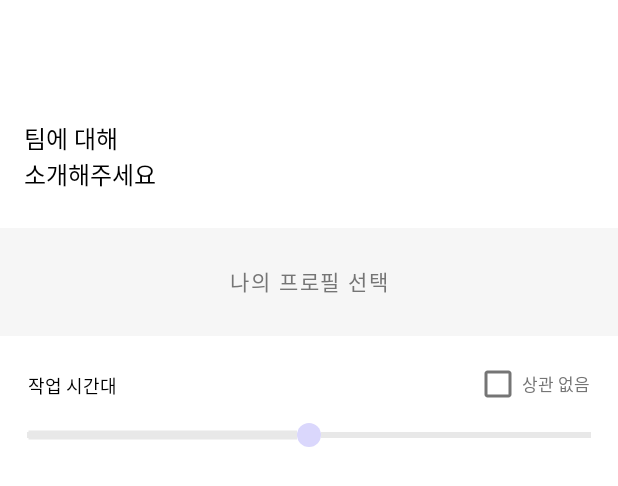
After one commit to team-timmo/timmo-android, an Android app: the layout activity_timmo_write4.xml on its own in the app's theme, with its tools: preview values and no code run, on a phone screen of 412 x 824 dp. The commit adds this screen. Shown: the top 486 px of the screen. Run offline under Robolectric (Android 15) with nearby library versions, the phone set to English and light mode, and no system bars.

Commit message:
feat: write3, 4, 5 xml 추가

```diff
--- a/app/src/main/java/com/sys/timmo/presentation/write/TimmoWriteActivity2.kt
+++ b/app/src/main/java/com/sys/timmo/presentation/write/TimmoWriteActivity4.kt
@@ -4,9 +4,9 @@ import androidx.appcompat.app.AppCompatActivity
 import android.os.Bundle
 import com.sys.timmo.R
 
-class TimmoWriteActivity2 : AppCompatActivity() {
+class TimmoWriteActivity4 : AppCompatActivity() {
     override fun onCreate(savedInstanceState: Bundle?) {
         super.onCreate(savedInstanceState)
-        setContentView(R.layout.activity_timmo_write2)
+        setContentView(R.layout.activity_timmo_write4)
     }
 }
--- /dev/null
+++ b/app/src/main/res/drawable/bg_seekbar_timmo_write4.xml
@@ -0,0 +1,28 @@
+<?xml version="1.0" encoding="utf-8"?>
+
+<layer-list xmlns:android="http://schemas.android.com/apk/res/android">
+    <!--시크바 배경-->
+    <item android:id="@android:id/background">
+        <shape android:shape="line">    <!--선 : 길이6dp -->
+            <stroke android:width="4dp" android:color="@color/black_2" />
+        </shape>
+    </item>
+
+    <!-- 시크바 배경2 -->
+    <item android:id="@android:id/secondaryProgress">
+        <clip>
+            <shape android:shape="line">
+                <stroke android:width="6dp" android:color="@color/black_2" />
+            </shape>
+        </clip>
+    </item>
+
+    <!-- 시크바 프로그래스 -->
+    <item android:id="@android:id/progress" >
+        <clip>
+            <shape android:shape="line">
+                <stroke android:width="6dp" android:color="@color/black_2" />
+            </shape>
+        </clip>
+    </item>
+</layer-list>
--- /dev/null
+++ b/app/src/main/res/drawable/selector_seekbar_thumb_timmo_write4.xml
@@ -0,0 +1,13 @@
+<?xml version="1.0" encoding="utf-8"?>
+<!-- 원모양의 시크바 컨트롤러 -->
+<shape xmlns:android="http://schemas.android.com/apk/res/android"
+    android:shape="oval"
+    android:useLevel="false"  >
+    <!-- 배경 -->
+    <solid
+        android:color="@color/purple_1"/>
+    <!-- 크기 -->
+    <size
+        android:width="16dp"
+        android:height="16dp"/>
+</shape>
--- a/app/src/main/res/layout/activity_sign_up4.xml
+++ b/app/src/main/res/layout/activity_sign_up4.xml
@@ -59,7 +59,7 @@
         android:layout_marginStart="24dp"
         android:layout_marginTop="32dp"
         android:layout_marginEnd="24dp"
-        android:entries="@array/sigungu"
+        android:entries="@array/seoul_sigungu"
         android:minHeight="48dp"
         android:spinnerMode="dropdown"
         android:hint="@string/sign_sigungu"
--- /dev/null
+++ b/app/src/main/res/layout/activity_timmo_write4.xml
@@ -0,0 +1,83 @@
+<?xml version="1.0" encoding="utf-8"?>
+<androidx.constraintlayout.widget.ConstraintLayout xmlns:android="http://schemas.android.com/apk/res/android"
+    xmlns:app="http://schemas.android.com/apk/res-auto"
+    xmlns:tools="http://schemas.android.com/tools"
+    android:layout_width="match_parent"
+    android:layout_height="match_parent"
+    tools:context=".presentation.write.TimmoWriteActivity4">
+    <FrameLayout
+        android:id="@+id/frameLayout"
+        android:layout_width="0dp"
+        android:layout_height="56dp"
+        app:layout_constraintEnd_toEndOf="parent"
+        app:layout_constraintStart_toStartOf="parent"
+        app:layout_constraintTop_toTopOf="parent">
+    </FrameLayout>
+
+    <TextView
+        android:id="@+id/textViewIntroductionTitle"
+        style="@style/Bold"
+        android:textSize="16sp"
+        android:textColor="@color/black"
+        android:layout_width="wrap_content"
+        android:layout_height="wrap_content"
+        android:layout_marginStart="16dp"
+        android:layout_marginTop="24dp"
+        android:text="@string/timmo_write_introduction"
+        app:layout_constraintStart_toStartOf="parent"
+        app:layout_constraintTop_toBottomOf="@+id/frameLayout" />
+
+    <Button
+        android:id="@+id/buttonProfileSelection"
+        style="@style/SemiBold"
+        android:layout_width="match_parent"
+        android:layout_height="72dp"
+        android:layout_marginTop="24dp"
+        android:background="@color/black_1"
+        android:text="@string/timmo_write_profile_selection"
+        android:textColor="@color/text_3"
+        app:layout_constraintTop_toBottomOf="@+id/textViewIntroductionTitle"
+        tools:layout_editor_absoluteX="42dp" />
+
+    <TextView
+        android:id="@+id/textViewWorkingTime"
+        style="@style/SemiBold"
+        android:layout_width="wrap_content"
+        android:layout_height="wrap_content"
+        android:layout_marginStart="16dp"
+        android:layout_marginTop="24dp"
+        android:text="@string/timmo_write_working_time"
+        android:textColor="@color/black"
+        android:textSize="12sp"
+        app:layout_constraintEnd_toStartOf="@+id/checkBoxNoCare"
+        app:layout_constraintStart_toStartOf="parent"
+        app:layout_constraintTop_toBottomOf="@+id/buttonProfileSelection" />
+
+    <CheckBox
+        android:id="@+id/checkBoxNoCare"
+        android:layout_width="wrap_content"
+        android:layout_height="wrap_content"
+        android:layout_marginStart="236dp"
+        android:layout_marginTop="8dp"
+        android:layout_marginEnd="16dp"
+        android:text="@string/timmo_write_no_care"
+        android:textColor="@color/text_3"
+        android:textSize="11sp"
+        app:layout_constraintEnd_toEndOf="parent"
+        app:layout_constraintStart_toEndOf="@+id/textViewWorkingTime"
+        app:layout_constraintTop_toBottomOf="@+id/buttonProfileSelection" />
+
+    <SeekBar
+        android:id="@+id/seekBarWorkingTime"
+        android:layout_width="match_parent"
+        android:layout_height="wrap_content"
+        android:layout_marginTop="16dp"
+        android:progress="3"
+        android:max="6"
+        android:thumb="@drawable/selector_seekbar_thumb_timmo_write4"
+        android:progressDrawable="@drawable/bg_seekbar_timmo_write4"
+        app:layout_constraintEnd_toEndOf="parent"
+        app:layout_constraintStart_toStartOf="parent"
+        app:layout_constraintTop_toBottomOf="@+id/textViewWorkingTime" />
+
+</androidx.constraintlayout.widget.ConstraintLayout>
--- a/app/src/main/res/values/colors.xml
+++ b/app/src/main/res/values/colors.xml
@@ -18,6 +18,8 @@
     <color name="text_4">#2D2D2D</color>
     <color name="line_1">#E9E9E9</color>
     <color name="line_3">#323232</color>
+    <color name="black_1">#F6F6F6</color>
+    <color name="black_2">#E8E8E8</color>
     <color name="warm_grey">#9B9B9B</color>
     <color name="pinkish_grey">#CECECE</color>
 </resources>
--- a/app/src/main/res/values/strings.xml
+++ b/app/src/main/res/values/strings.xml
@@ -65,4 +65,18 @@
     <string name="timmo_write_field_example">예) 디자인</string>
     <string name="timmo_write_tag">상세 분류 태그</string>
     <string name="timmo_write_tag_example">예) #UI/UX디자이너</string>
+    <string name="timmo_write_introduction">팀에 대해\n소개해주세요</string>
+    <string name="timmo_write_profile_selection">나의 프로필 선택</string>
+    <string name="timmo_write_no_care">상관 없음</string>
+    <string name="timmo_write_working_time">작업 시간대</string>
+    <string name="timmo_write_morning">아침 작업형</string>
+    <string name="timmo_write_night">저녁 작업형</string>
+    <string name="timmo_write_working_method">작업 방식</string>
+    <string name="timmo_write_plan">계획형</string>
+    <string name="timmo_write_immersion">몰입형</string>
+    <string name="timmo_write_team_condition">팀 분위기</string>
+    <string name="timmo_write_introvert">내향적</string>
+    <string name="timmo_write_extrovert">외향적</string>
+    <string name="timmo_write_activation_location">팀 활동 지역</string>
+    <string name="timmo_write_recent_team_profile">현재 함께하는 팀원 프로필</string>
 </resources>
```
Also changed, not shown: app/src/main/AndroidManifest.xml (+14 -9 lines), app/src/main/java/com/sys/timmo/presentation/write/TimmoWriteActivty2.kt (added, +12 -0 lines), app/src/main/res/drawable/ic_checkbox.xml (added, +15 -0 lines), app/src/main/res/drawable/ic_checkbox_pressed.xml (added, +15 -0 lines), app/src/main/res/drawable/selector_custom_checkbox.xml (added, +8 -0 lines), app/src/main/res/layout/activity_timmo_write2.xml (added, +55 -0 lines), app/src/main/res/layout/item_timmo_write2.xml (added, +68 -0 lines), app/src/main/res/values/arrays.xml (+27 -2 lines).
